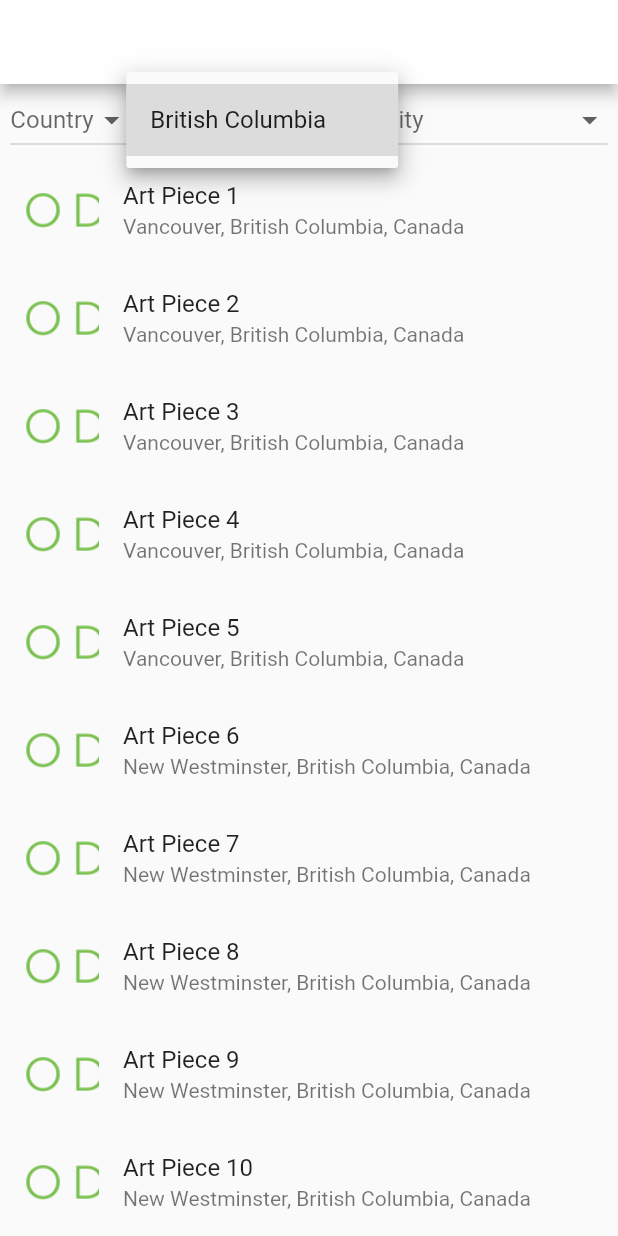
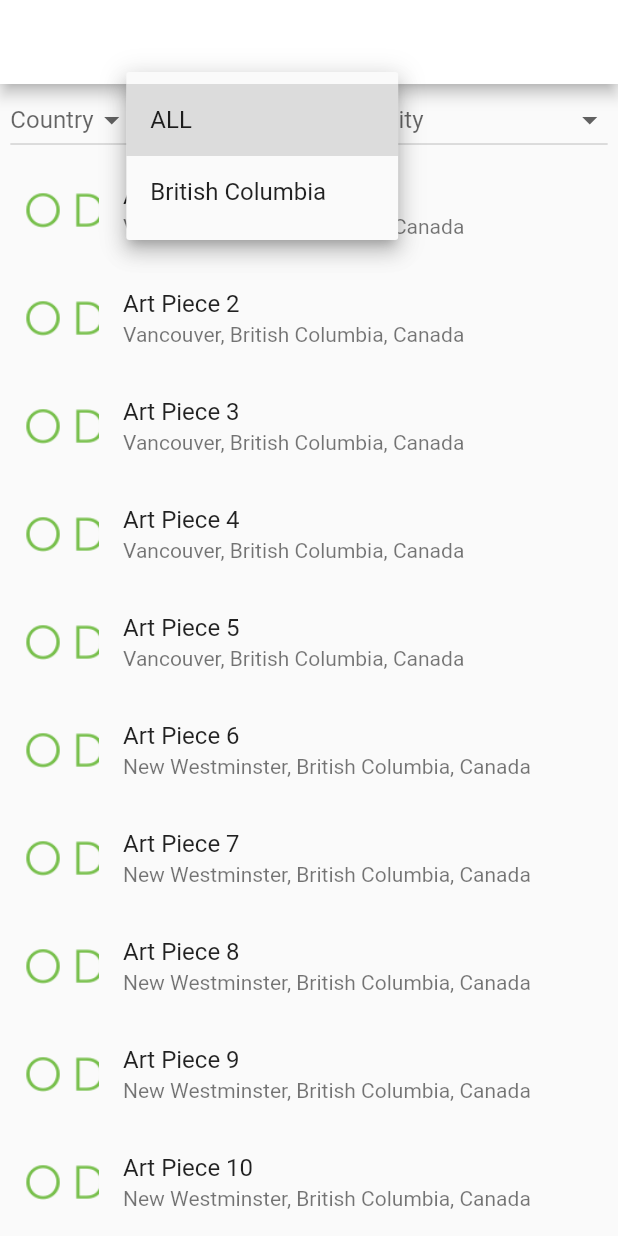
Before and after one commit to OpendataDeveloperNetwork/ODEN-DEMO-APP-Public-Art, a Flutter app: the FilterPage screen opened directly, after a tap on "Region", on a phone screen of 412 x 824 dp. Run offline on Flutter 3.47's test engine with Material 2 defaults, Android fonts, the phone set to English and light mode, and no system bars.

Commit message:
filter can now show all cities for all regions.

```diff
--- a/lib/screens/collections.dart
+++ b/lib/screens/collections.dart
@@ -26,8 +26,8 @@ class FilterPage extends StatefulWidget {
 class _FilterPageState extends State<FilterPage> {
   // Dummy data
   List<String> countries = ['Canada'];
-  List<String> regions = ['British Columbia'];
-  List<String> cities = ['Vancouver', 'New Westminster'];
+  List<String> regions = ['ALL', 'British Columbia'];
+  List<String> cities = ['ALL', 'Vancouver', 'New Westminster'];
 
   String? selectedCountry;
   String? selectedRegion;
@@ -63,13 +63,13 @@ class _FilterPageState extends State<FilterPage> {
   void filterData() {
     setState(() {
       filteredArtPieces = allArtPieces.where((artPiece) {
-        return (selectedCountry == null ||
-            artPiece['country'] == selectedCountry) &&
-            (selectedRegion == null || artPiece['region'] == selectedRegion) &&
-            (selectedCity == null || artPiece['city'] == selectedCity);
+        return (selectedCountry == null || artPiece['country'] == selectedCountry) &&
+            (selectedRegion == null || selectedRegion == 'ALL' || artPiece['region'] == selectedRegion) &&
+            (selectedCity == null || selectedCity == 'ALL' || artPiece['city'] == selectedCity);
       }).toList();
     });
   }
+
 
   @override
   Widget build(BuildContext context) {
@@ -90,6 +90,9 @@ class _FilterPageState extends State<FilterPage> {
               buildDropdown('Region', regions, selectedRegion, (value) {
                 setState(() {
                   selectedRegion = value;
+                  if (selectedRegion == 'ALL') {
+                    selectedCity = 'ALL';
+                  }
                   filterData();
                 });
               }),
```
